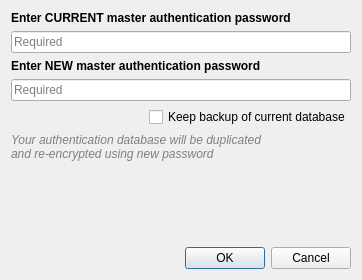
qgis/QGIS, file src/ui/auth/qgsauthmasterpassresetdialog.ui: the form before one commit.
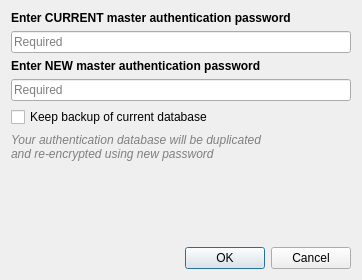
The form after the commit. Custom widgets are drawn as their Qt base class.

```diff
--- a/src/ui/auth/qgsauthmasterpassresetdialog.ui
+++ b/src/ui/auth/qgsauthmasterpassresetdialog.ui
@@ -63,29 +63,12 @@
     </widget>
    </item>
    <item>
-    <layout class="QHBoxLayout" name="horizontalLayout_3">
-     <item>
-      <spacer name="horizontalSpacer">
-       <property name="orientation">
-        <enum>Qt::Horizontal</enum>
-       </property>
-       <property name="sizeHint" stdset="0">
-        <size>
-         <width>12</width>
-         <height>20</height>
-        </size>
-       </property>
-      </spacer>
-     </item>
-     <item>
       <widget class="QCheckBox" name="chkKeepBackup">
        <property name="text">
         <string>Keep backup of current database</string>
        </property>
       </widget>
      </item>
-    </layout>
-   </item>
    <item>
     <widget class="QLabel" name="label_4">
      <property name="font">
```
Left out of the diff: 3 changed lines with no effect on the pictures. Lines whose indentation alone changed are shown as unchanged.
